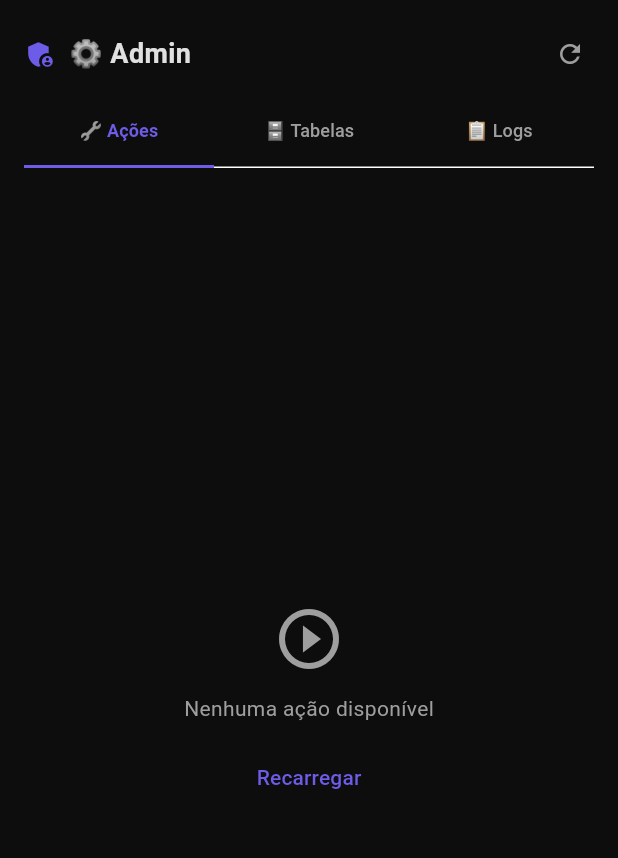
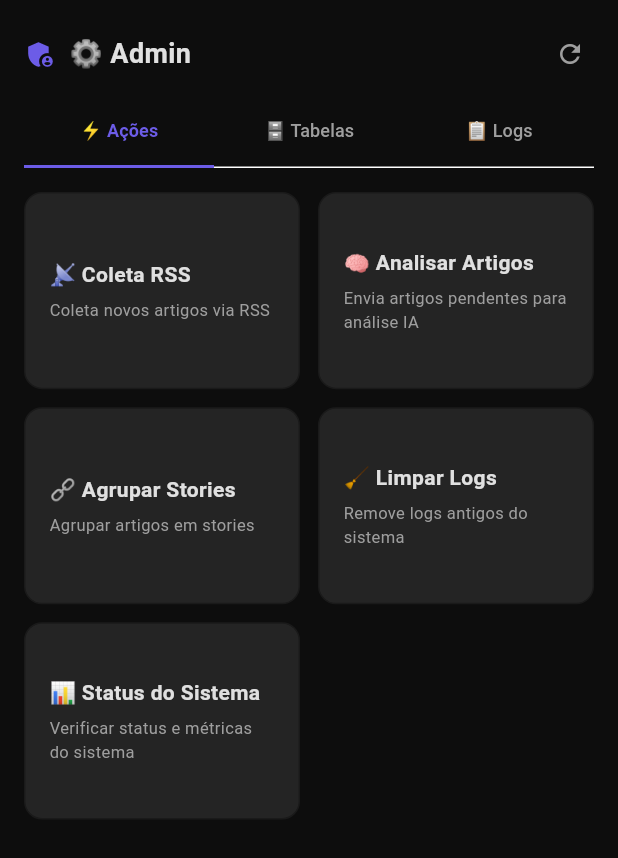
Before and after one commit to raphaelpicole/prophet, a Flutter app: the AdminScreen screen opened directly, on a phone screen of 412 x 824 dp. Shown: the top 858 px of the screen. Run offline on Flutter 3.47's test engine with Material 3 defaults, Android fonts, the phone set to English and light mode, and no system bars; our stand-ins replace fl_chart, flutter_map, latlong2; network calls fail.

Commit message:
feat: admin overhaul - all tables, action buttons, prediction details, foreign sources

```diff
--- a/app/lib/presentation/screens/admin_screen.dart
+++ b/app/lib/presentation/screens/admin_screen.dart
@@ -19,9 +19,24 @@ class _AdminScreenState extends State<AdminScreen> with SingleTickerProviderStat
   List<Map<String, dynamic>> _actions = [];
   List<Map<String, dynamic>> _logs = [];
   bool _loading = true;
+  bool _loadingAction = false;
   int _page = 0;
   int _totalPages = 1;
   int _totalRows = 0;
+  static const int _tablePageSize = 20;
+
+  final List<Map<String, String>> _adminActions = [
+    {'key': 'run_collect', 'label': '📡 Coleta RSS', 'description': 'Coleta novos artigos via RSS'},
+    {'key': 'analyze_pending', 'label': '🧠 Analisar Artigos', 'description': 'Envia artigos pendentes para análise IA'},
+    {'key': 'group_stories', 'label': '🔗 Agrupar Stories', 'description': 'Agrupar artigos em stories'},
+    {'key': 'cleanup_logs', 'label': '🧹 Limpar Logs', 'description': 'Remove logs antigos do sistema'},
+    {'key': 'get_status', 'label': '📊 Status do Sistema', 'description': 'Verificar status e métricas do sistema'},
+  ];
+
+  final List<String> _tables = [
+    'raw_articles', 'stories', 'sources', 'predictions',
+    'logs', 'analysis', 'regions', 'story_articles', 'entities',
+  ];
 
   @override
   void initState() {
@@ -114,7 +129,7 @@ class _AdminScreenState extends State<AdminScreen> with SingleTickerProviderStat
         ));
       }
     } catch (e) {
-      setState(() => _loading = false);
+      setState(() { _loadingAction = false; _loading = false; });
       if (mounted) {
         ScaffoldMessenger.of(context).showSnackBar(SnackBar(
           content: Text('❌ Erro: $e'),
@@ -222,7 +237,7 @@ class _AdminScreenState extends State<AdminScreen> with SingleTickerProviderStat
         labelStyle: const TextStyle(fontSize: 12, fontWeight: FontWeight.w600),
         unselectedLabelStyle: const TextStyle(fontSize: 12),
         tabs: const [
-          Tab(text: '🔧 Ações'),
+          Tab(text: '⚡ Ações'),
           Tab(text: '🗄️ Tabelas'),
           Tab(text: '📋 Logs'),
         ],
@@ -245,63 +260,67 @@ class _AdminScreenState extends State<AdminScreen> with SingleTickerProviderStat
   }
 
   Widget _buildActionsTab() {
-    if (_actions.isEmpty) {
-      return Center(
-        child: Column(
-          mainAxisSize: MainAxisSize.min,
-          children: [
-            const Icon(Icons.play_circle_outline, color: AppTheme.textoSec, size: 48),
-            const SizedBox(height: 12),
-            Text('Nenhuma ação disponível', style: TextStyle(color: AppTheme.textoSec)),
-            const SizedBox(height: 12),
-            TextButton(onPressed: _loadAll, child: const Text('Recarregar')),
-          ],
-        ),
-      );
-    }
-    return ListView.builder(
+    return GridView.builder(
       padding: const EdgeInsets.fromLTRB(16, 8, 16, 100),
-      itemCount: _actions.length,
+      gridDelegate: const SliverGridDelegateWithFixedCrossAxisCount(
+        crossAxisCount: 2,
+        mainAxisSpacing: 12,
+        crossAxisSpacing: 12,
+        childAspectRatio: 1.4,
+      ),
+      itemCount: _adminActions.length,
       itemBuilder: (context, i) {
-        final action = _actions[i];
-        return Container(
-          margin: const EdgeInsets.only(bottom: 10),
-          decoration: BoxDecoration(
-            color: AppTheme.card,
-            borderRadius: BorderRadius.circular(10),
-          ),
-          child: ListTile(
-            contentPadding: const EdgeInsets.fromLTRB(14, 8, 14, 8),
-            title: Text(action['label'] ?? action['key'], style: const TextStyle(
-              color: AppTheme.texto, fontSize: 13, fontWeight: FontWeight.w600,
-            )),
-            subtitle: Text(action['description'] ?? '', style: const TextStyle(
-              color: AppTheme.textoSec, fontSize: 11,
-            )),
-            trailing: ElevatedButton(
-              style: ElevatedButton.styleFrom(
-                backgroundColor: AppTheme.primary,
-                padding: const EdgeInsets.symmetric(horizontal: 12, vertical: 6),
-                minimumSize: Size.zero,
-              ),
-              onPressed: _loading ? null : () => _runAction(action['key']),
-              child: const Text('Rodar', style: TextStyle(fontSize: 11)),
-            ),
-          ),
-        );
+        final action = _adminActions[i];
+        return _adminActionCard(action['key']!, action['label']!, action['description']!);
       },
     );
   }
 
+  Widget _adminActionCard(String key, String label, String description) {
+    return Container(
+      decoration: BoxDecoration(
+        color: AppTheme.card,
+        borderRadius: BorderRadius.circular(12),
+        border: Border.all(color: AppTheme.surface),
+      ),
+      child: Material(
+        color: Colors.transparent,
+        child: InkWell(
+          borderRadius: BorderRadius.circular(12),
+          onTap: _loadingAction ? null : () => _runAction(key),
+          child: Padding(
+            padding: const EdgeInsets.all(16),
+            child: Column(
+              crossAxisAlignment: CrossAxisAlignment.start,
+              mainAxisAlignment: MainAxisAlignment.center,
+              children: [
+                Text(label, style: const TextStyle(
+                  color: AppTheme.texto, fontSize: 14, fontWeight: FontWeight.bold,
+                )),
+                const SizedBox(height: 6),
+                Text(description, style: const TextStyle(
+                  color: AppTheme.textoSec, fontSize: 11,
+                ), maxLines: 2),
+                if (_loadingAction) ...[
+                  const SizedBox(height: 8),
+                  const LinearProgressIndicator(color: AppTheme.primary, minHeight: 2),
+                ],
+              ],
+            ),
+          ),
+        ),
+      ),
+    );
+  }
+
   Widget _buildTablesTab() {
-    final tables = ['raw_articles', 'stories', 'sources', 'predictions', 'logs'];
     return Column(
       children: [
         // Table selector
         Container(
           height: 40,
           margin: const EdgeInsets.fromLTRB(16, 8, 16, 8),
-          child: ListView(scrollDirection: Axis.horizontal, children: tables.map((t) {
+          child: ListView(scrollDirection: Axis.horizontal, children: _tables.map((t) {
             final active = _selectedTable == t;
             return Padding(
               padding: const EdgeInsets.only(right: 8),
```
Also changed, not shown: app/lib/data/models/foreign_source.dart (added, +46 -0 lines), app/lib/presentation/screens/analysis_screen.dart (+95 -0 lines).
